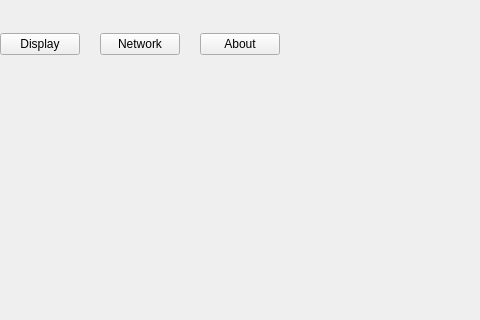
XQQYT/XqqytDesktop, file UI/SettingsWidget/SettingsWidget.ui: the form before one commit; both pictures show x 133 to 613 and y 0 to 320 of the 800 by 600 pixel window.
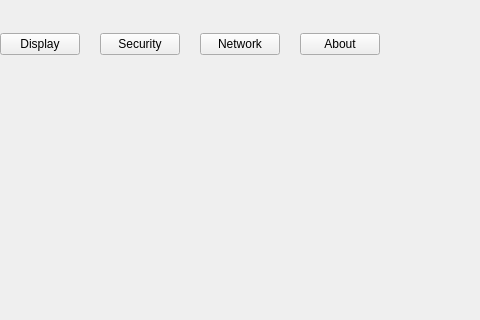
The form after the commit.

Commit message: add_security_setting_in_setting_widget

```diff
--- a/UI/SettingsWidget/SettingsWidget.ui
+++ b/UI/SettingsWidget/SettingsWidget.ui
@@ -55,6 +55,13 @@
         </property>
        </widget>
       </item>
+      <item>
+       <widget class="QPushButton" name="btn_security">
+        <property name="text">
+         <string>Security</string>
+        </property>
+       </widget>
+      </item>
       <item>
        <widget class="QPushButton" name="btn_network">
         <property name="text">
```
The commit also changes 18 other files.
